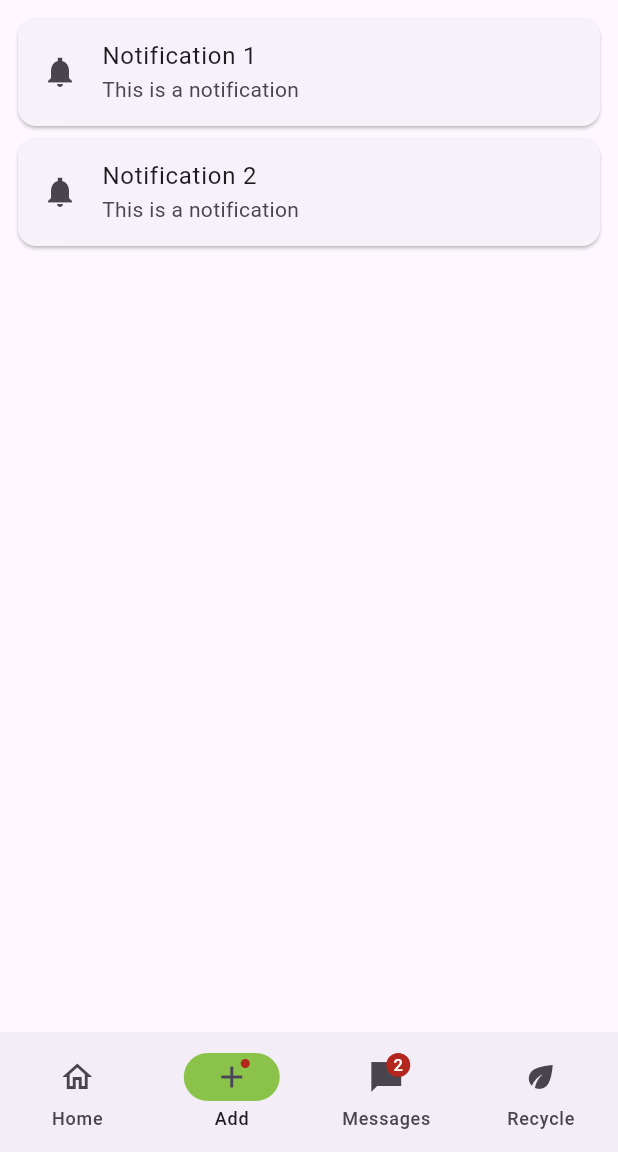
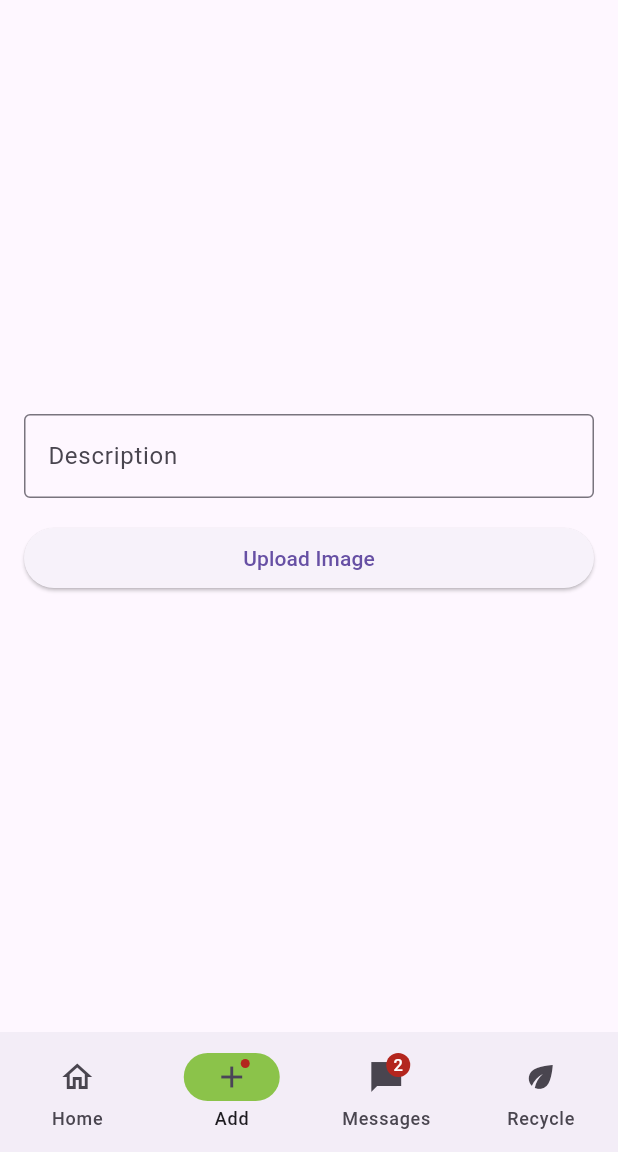
Before and after one commit to Hackdata2024/10-22p, a Flutter app: the NavigationExample screen opened directly, item 2 of the bottom bar chosen, on a phone screen of 412 x 824 dp, the part 84-1236 px from its top. Run offline on Flutter 3.47's test engine with Material 3 defaults, Android fonts, the phone set to English and light mode, and no system bars; our stand-ins replace cloud_firestore, device_preview, firebase_auth, firebase_core; accounts and stored records are empty.

Commit message:
The upload UI

```diff
--- a/lib/honess.dart
+++ b/lib/honess.dart
@@ -1,5 +1,6 @@
 import 'package:flutter/material.dart';
 import 'package:untitled/recycle_material.dart';
+import 'package:untitled/upload_scree.dart';
 class NavigationExample extends StatefulWidget {
   const NavigationExample({super.key});
 
@@ -53,31 +54,7 @@ class _NavigationExampleState extends State<NavigationExample> {
       ),
       body: <Widget>[
         const MyHome(),
-
-        /// Notifications page
-        const Padding(
-          padding: EdgeInsets.all(8.0),
-          child: Column(
-            children: <Widget>[
-              Card(
-                child: ListTile(
-                  leading: Icon(Icons.notifications_sharp),
-                  title: Text('Notification 1'),
-                  subtitle: Text('This is a notification'),
-                ),
-              ),
-              Card(
-                child: ListTile(
-                  leading: Icon(Icons.notifications_sharp),
-                  title: Text('Notification 2'),
-                  subtitle: Text('This is a notification'),
-                ),
-              ),
-            ],
-          ),
-        ),
-
-        /// Messages page
+        const UploadScreen(),
         ListView.builder(
           reverse: true,
           itemCount: 2,
--- /dev/null
+++ b/lib/upload_scree.dart
@@ -0,0 +1,48 @@
+import 'package:flutter/material.dart';
+
+class UploadScreen extends StatefulWidget {
+  const UploadScreen({super.key});
+
+  @override
+  _UploadScreenState createState() => _UploadScreenState();
+}
+
+class _UploadScreenState extends State<UploadScreen> {
+  final TextEditingController _descriptionController = TextEditingController();
+  String _selectedImagePath = '';
+
+  @override
+  Widget build(BuildContext context) {
+    return Padding(
+        padding: const EdgeInsets.all(16.0),
+        child: Column(
+          mainAxisAlignment: MainAxisAlignment.center,
+          crossAxisAlignment: CrossAxisAlignment.stretch,
+          children: [
+            TextField(
+              controller: _descriptionController,
+              decoration: const InputDecoration(
+                labelText: 'Description',
+                border: OutlineInputBorder(),
+              ),
+            ),
+            const SizedBox(height: 16.0),
+            ElevatedButton(
+              onPressed: () {
+                // TODO: Implement image selection
+              },
+              child: Text('Upload Image'),
+            ),
+            SizedBox(height: 16.0),
+            _selectedImagePath.isNotEmpty
+                ? Image.network(
+              _selectedImagePath,
+              height: 100,
+              fit: BoxFit.cover,
+            )
+                : SizedBox.shrink(),
+          ],
+        ),
+      );
+  }
+}
```
